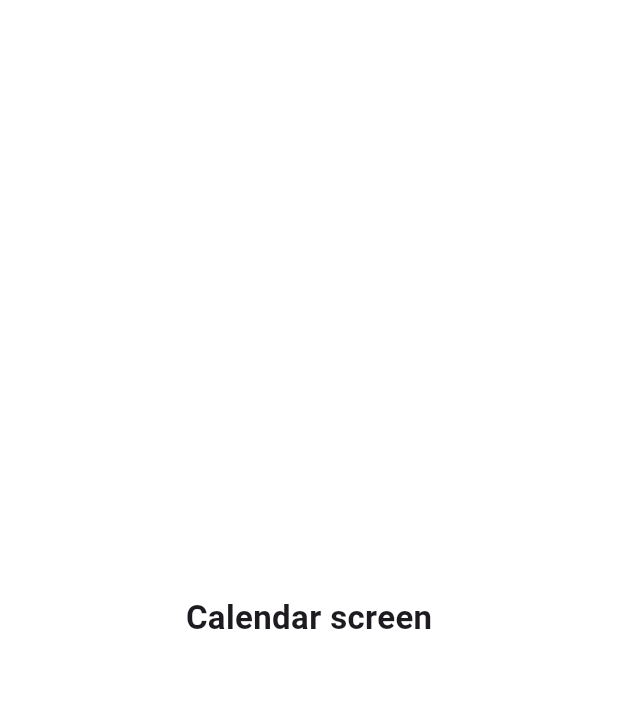
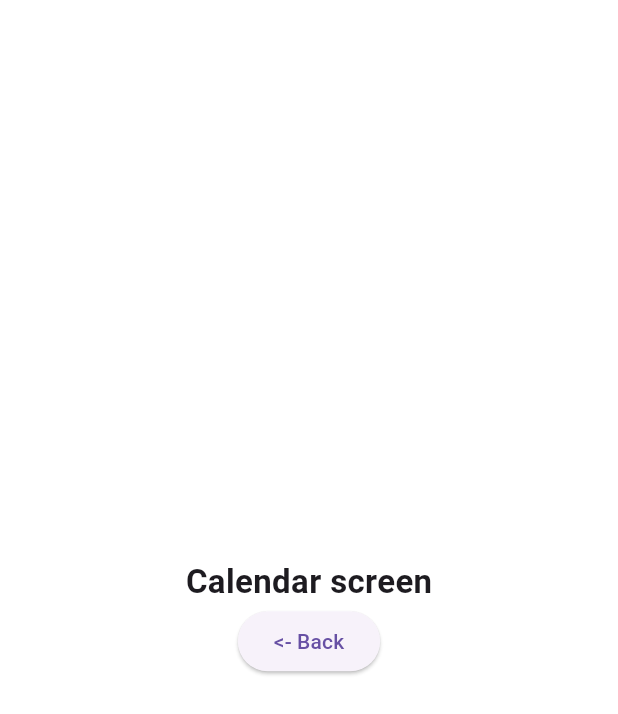
Before and after one commit to ArchOrn/egsi_flutter_2024_5iw2, a Flutter app: the CalendarScreen screen opened directly, on a phone screen of 412 x 824 dp. Shown: the top 714 px of the screen. Run offline on Flutter 3.47's test engine with Material 3 defaults, Android fonts, the phone set to English and light mode, and no system bars.

```diff
--- a/lib/calendar/calendar_screen.dart
+++ b/lib/calendar/calendar_screen.dart
@@ -13,7 +13,7 @@ class CalendarScreen extends StatelessWidget {
 
   @override
   Widget build(BuildContext context) {
-    return const SafeArea(
+    return SafeArea(
       child: Scaffold(
         backgroundColor: Colors.white,
         body: SizedBox(
@@ -21,19 +21,19 @@ class CalendarScreen extends StatelessWidget {
           child: Column(
             mainAxisAlignment: MainAxisAlignment.center,
             children: [
-              Text(
+              const Text(
                 'Calendar screen',
                 style: TextStyle(
                   fontSize: 22,
                   fontWeight: FontWeight.bold,
                 ),
               ),
-              // ElevatedButton(
-              //   onPressed: () {
-              //     // TODO
-              //   },
-              //   child: const Text('Go!'),
-              // )
+              ElevatedButton(
+                onPressed: () {
+                  Navigator.of(context).pop();
+                },
+                child: const Text('<- Back'),
+              )
             ],
           ),
         ),
```
